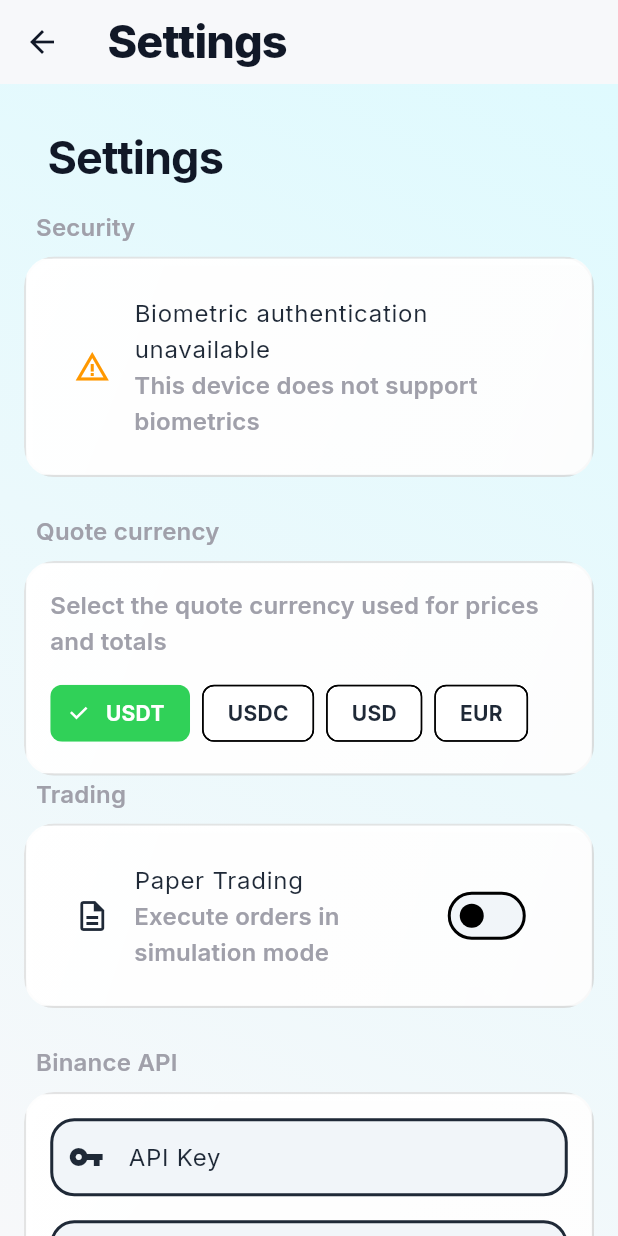
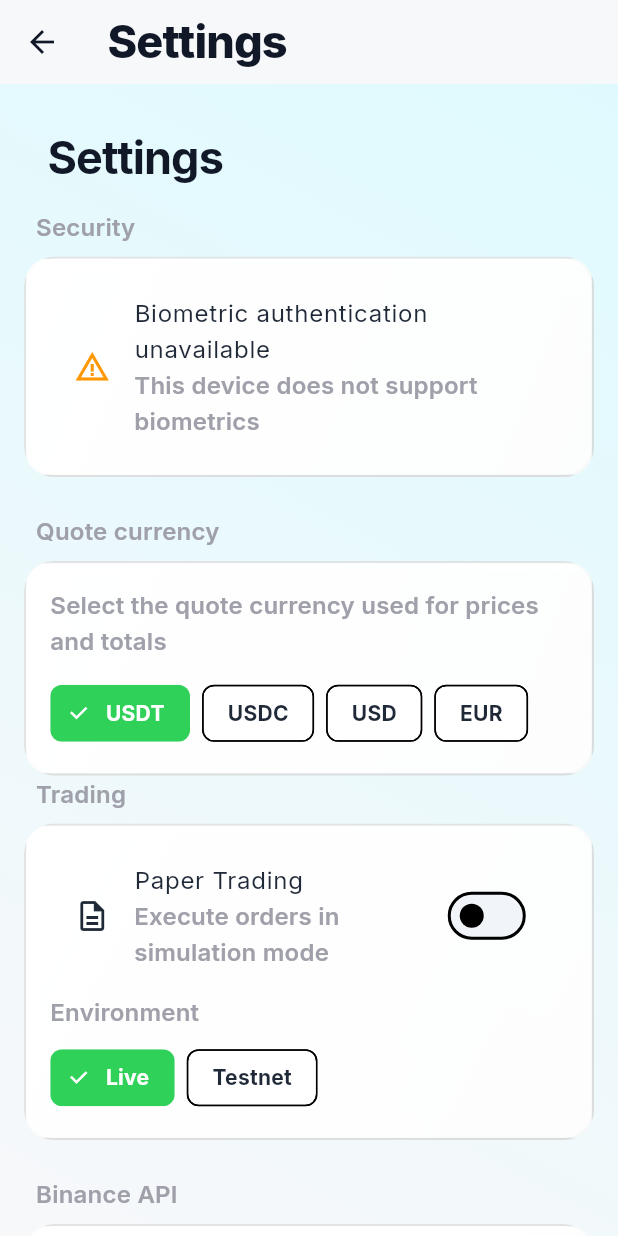
Before and after one commit to Wolfnicos/MyTradeMate-crossplatform, a Flutter app: the SettingsScreen screen opened directly, on a phone screen of 412 x 824 dp. Run offline on Flutter 3.47's test engine with Material 3 defaults, Android fonts, the phone set to English and light mode, and no system bars; our stand-ins replace fl_chart, flutter_secure_storage, google_fonts, local_auth, reorderables, shared_preferences and 1 more; missing offline and left inert: tflite_flutter; accounts and stored records are empty; network calls fail.

Commit message:
feat(settings/binance): add Trading Environment (Live/Testnet) toggle; route BinanceService host accordingly

```diff
--- a/lib/screens/settings_screen.dart
+++ b/lib/screens/settings_screen.dart
@@ -248,7 +248,10 @@ class _SettingsScreenState extends State<SettingsScreen> {
           _buildSectionHeader('Trading'),
           GlassCard(
             padding: const EdgeInsets.all(16),
-            child: SwitchListTile(
+            child: Column(
+              crossAxisAlignment: CrossAxisAlignment.start,
+              children: [
+                SwitchListTile(
                   title: const Text('Paper Trading'),
                   subtitle: Text('Execute orders in simulation mode', style: Theme.of(context).textTheme.titleMedium?.copyWith(color: AppColors.muted)),
                   value: _paperTrading,
@@ -259,6 +262,28 @@ class _SettingsScreenState extends State<SettingsScreen> {
                     _showSnackBar(v ? 'Paper Trading enabled' : 'Paper Trading disabled', isError: false);
                   },
                   secondary: const Icon(Icons.description_outlined),
+                ),
+                const SizedBox(height: 8),
+                Text('Environment', style: Theme.of(context).textTheme.titleMedium?.copyWith(color: AppColors.muted)),
+                const SizedBox(height: 8),
+                Wrap(
+                  spacing: 8,
+                  children: [
+                    {'label': 'Live', 'value': 'live'},
+                    {'label': 'Testnet', 'value': 'testnet'},
+                  ].map((m) {
+                    return ChoiceChip(
+                      label: Text(m['label'] as String),
+                      selected: AppSettingsService().tradingEnvironment == m['value'],
+                      onSelected: (_) async {
+                        await AppSettingsService().setTradingEnvironment(m['value'] as String);
+                        setState(() {});
+                        _showSnackBar('Environment: ' + (m['label'] as String), isError: false);
+                      },
+                    );
+                  }).toList(),
+                ),
+              ],
             ),
           ),
 
--- a/lib/services/app_settings_service.dart
+++ b/lib/services/app_settings_service.dart
@@ -8,16 +8,21 @@ class AppSettingsService extends ChangeNotifier {
   AppSettingsService._internal();
 
   static const String _kQuoteKey = 'quote_currency';
+  static const String _kEnvKey = 'trading_env';
 
   String _quote = 'USDT';
+  String _env = 'live'; // 'live' | 'testnet'
   bool _loaded = false;
 
   String get quoteCurrency => _quote;
+  String get tradingEnvironment => _env;
+  bool get isTestnet => _env.toLowerCase() == 'testnet';
 
   Future<void> load() async {
     if (_loaded) return;
     final prefs = await SharedPreferences.getInstance();
     _quote = prefs.getString(_kQuoteKey) ?? 'USDT';
+    _env = prefs.getString(_kEnvKey) ?? 'live';
     _loaded = true;
     notifyListeners();
   }
@@ -26,6 +31,14 @@ class AppSettingsService extends ChangeNotifier {
     _quote = quote.toUpperCase();
     final prefs = await SharedPreferences.getInstance();
     await prefs.setString(_kQuoteKey, _quote);
+    notifyListeners();
+  }
+
+  Future<void> setTradingEnvironment(String env) async {
+    final normalized = (env.toLowerCase() == 'testnet') ? 'testnet' : 'live';
+    _env = normalized;
+    final prefs = await SharedPreferences.getInstance();
+    await prefs.setString(_kEnvKey, _env);
     notifyListeners();
   }
 
--- a/lib/services/binance_service.dart
+++ b/lib/services/binance_service.dart
@@ -6,11 +6,14 @@ import 'package:crypto/crypto.dart';
 import 'dart:convert' show utf8;
 
 import '../models/candle.dart';
+import '../services/app_settings_service.dart';
 // import '../services/technical_indicator_calculator.dart';
 import '../services/mtf_feature_builder.dart';
 
 class BinanceService {
-  static const String _baseHost = 'api.binance.com';
+  static const String _baseHostLive = 'api.binance.com';
+  static const String _baseHostTestnet = 'testnet.binance.vision';
+  String get _baseHost => AppSettingsService().isTestnet ? _baseHostTestnet : _baseHostLive;
   final FlutterSecureStorage _secureStorage = const FlutterSecureStorage();
 
   // Singleton pattern
```
Lines whose indentation alone changed are shown as unchanged.
